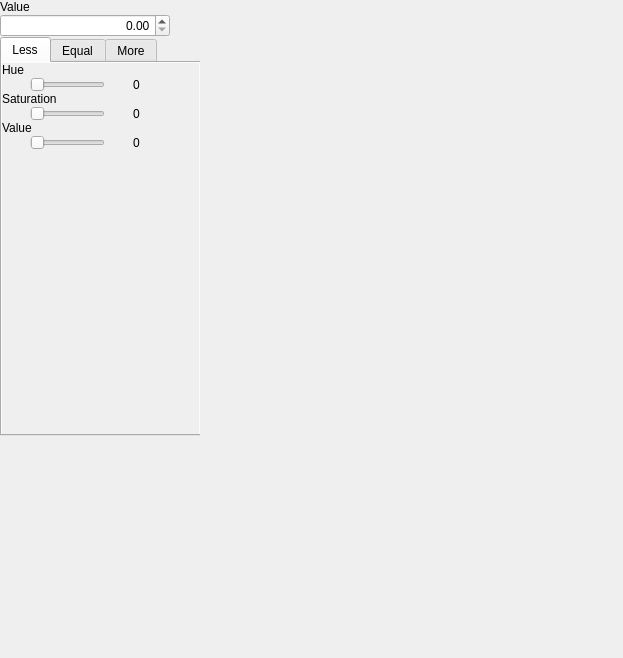
Old version of the form conditionalcolordialog.ui in the repository Airels/ihm-tabs.
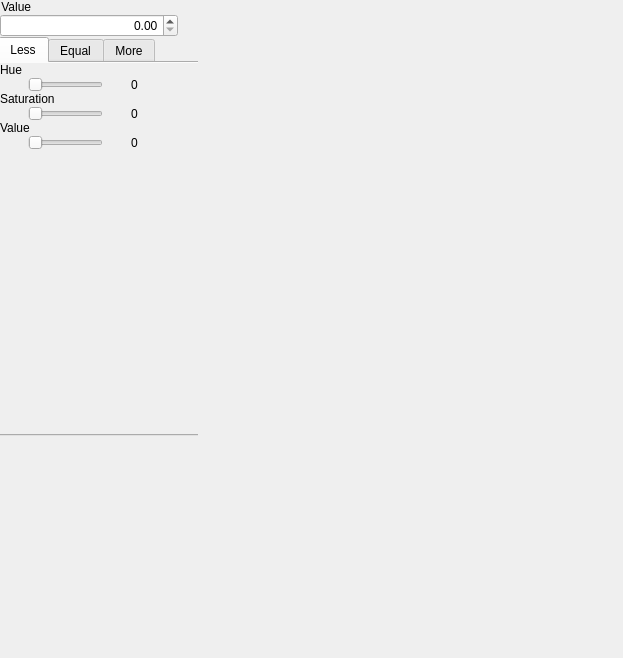
New version of the form.

Diff of the .ui file:
```diff
--- a/conditionalcolordialog.ui
+++ b/conditionalcolordialog.ui
@@ -16,7 +16,7 @@
   <widget class="QScrollArea" name="scrollArea_3">
    <property name="geometry">
     <rect>
-     <x>0</x>
+     <x>-2</x>
      <y>0</y>
      <width>200</width>
      <height>500</height>
@@ -40,7 +40,7 @@
    <widget class="QWidget" name="scrollAreaWidgetContents_6">
     <property name="geometry">
      <rect>
-      <x>0</x>
+      <x>-2</x>
       <y>0</y>
       <width>200</width>
       <height>500</height>
@@ -68,7 +68,7 @@
       <item>
        <layout class="QGridLayout" name="gridLayout_7">
         <property name="rightMargin">
-         <number>10</number>
+         <number>0</number>
         </property>
         <property name="spacing">
          <number>0</number>
@@ -76,12 +76,15 @@
         <item row="0" column="0">
          <widget class="QLabel" name="label_18">
           <property name="text">
-           <string>Value</string>
+           <string> Value</string>
           </property>
          </widget>
         </item>
         <item row="2" column="0">
          <widget class="QTabWidget" name="tabWidget">
+          <property name="enabled">
+           <bool>true</bool>
+          </property>
           <property name="currentIndex">
            <number>0</number>
           </property>
@@ -899,6 +902,22 @@
         </item>
         <item row="1" column="0">
          <layout class="QHBoxLayout" name="horizontalLayout">
+          <item>
+           <spacer name="horizontalSpacer_2">
+            <property name="orientation">
+             <enum>Qt::Horizontal</enum>
+            </property>
+            <property name="sizeType">
+             <enum>QSizePolicy::Fixed</enum>
+            </property>
+            <property name="sizeHint" stdset="0">
+             <size>
+              <width>2</width>
+              <height>20</height>
+             </size>
+            </property>
+           </spacer>
+          </item>
           <item>
            <widget class="QDoubleSpinBox" name="_valueBox">
             <property name="sizePolicy">
```
